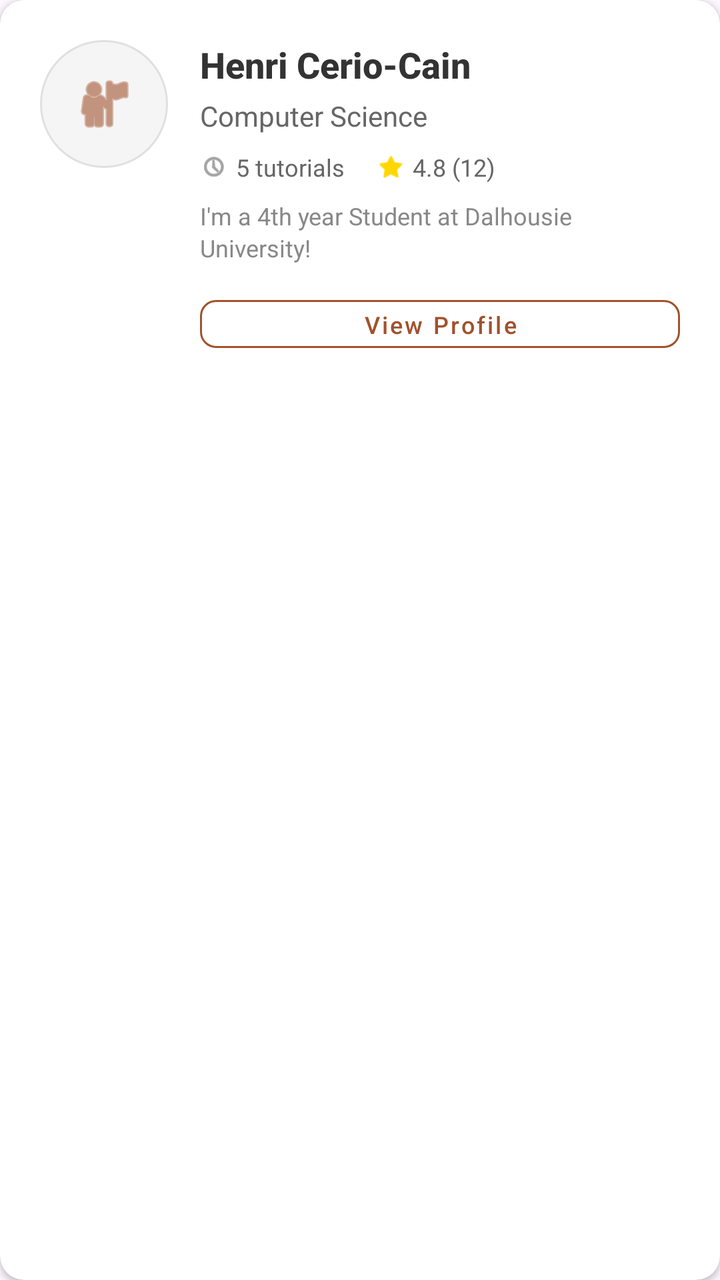
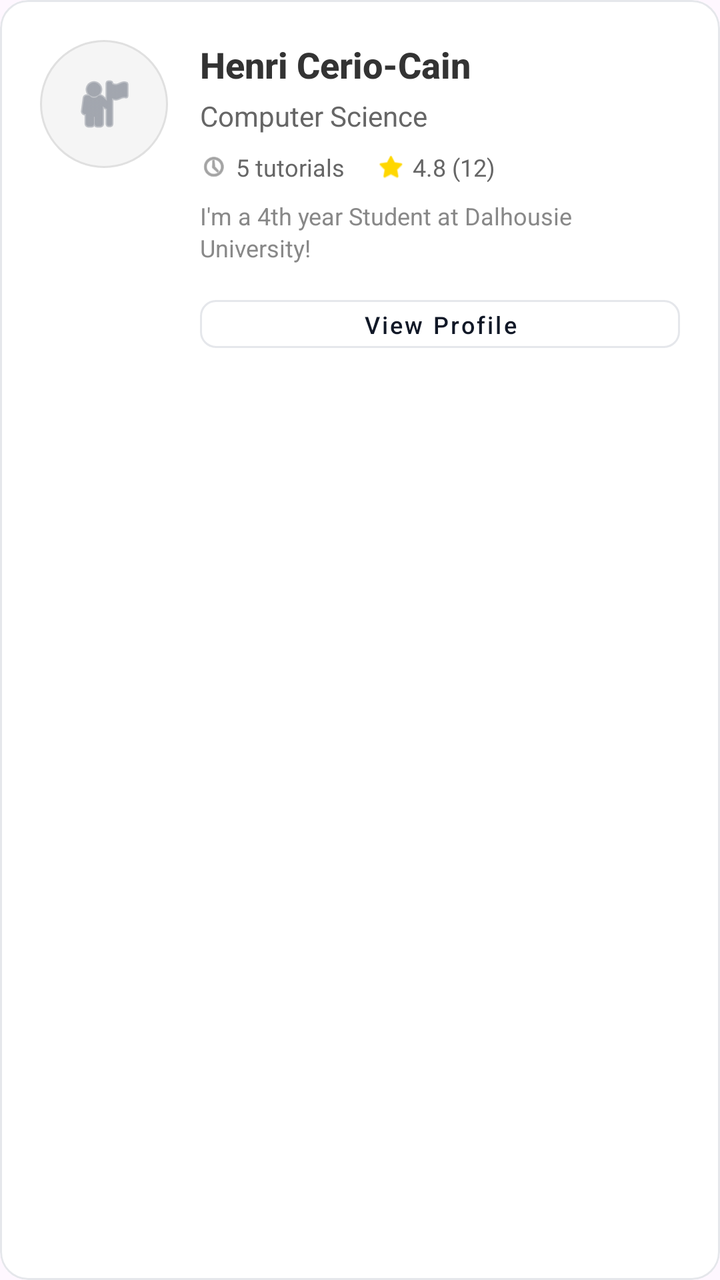

Screens rendered from an Android XML layout before and after an edit, with the pre-edit source and the edit as a unified diff.
<!-- AndroidManifest.xml: application theme Theme.Csci3130Group1 -->
<!-- res/layout/item_tutor_search.xml -->
<?xml version="1.0" encoding="utf-8"?>
<androidx.cardview.widget.CardView xmlns:android="http://schemas.android.com/apk/res/android"
    xmlns:app="http://schemas.android.com/apk/res-auto"
    android:layout_width="match_parent"
    android:layout_height="wrap_content"
    android:layout_marginBottom="16dp"
    app:cardCornerRadius="12dp"
    app:cardElevation="2dp"
    app:cardBackgroundColor="#FFFFFF">

    <LinearLayout
        android:layout_width="match_parent"
        android:layout_height="wrap_content"
        android:orientation="horizontal"
        android:padding="20dp">

        
        <ImageView
            android:id="@+id/tutorProfilePicture"
            android:layout_width="64dp"
            android:layout_height="64dp"
            android:src="@android:drawable/ic_menu_myplaces"
            app:tint="#A0522D"
            android:background="@drawable/circle_background"
            android:padding="16dp"
            android:layout_marginEnd="16dp"/>

        
        <LinearLayout
            android:layout_width="0dp"
            android:layout_height="wrap_content"
            android:layout_weight="1"
            android:orientation="vertical">

            
            <TextView
                android:id="@+id/tutorName"
                android:layout_width="wrap_content"
                android:layout_height="wrap_content"
                android:text="Henri Cerio-Cain"
                android:textSize="18sp"
                android:textStyle="bold"
                android:textColor="#333333"
                android:fontFamily="sans-serif-medium"
                android:layout_marginBottom="4dp"/>

            
            <TextView
                android:id="@+id/tutorDegree"
                android:layout_width="wrap_content"
                android:layout_height="wrap_content"
                android:text="Computer Science"
                android:textSize="14sp"
                android:textColor="#666666"
                android:layout_marginBottom="8dp"/>

            
            <LinearLayout
                android:layout_width="match_parent"
                android:layout_height="wrap_content"
                android:orientation="horizontal"
                android:layout_marginBottom="8dp">

                
                <LinearLayout
                    android:layout_width="wrap_content"
                    android:layout_height="wrap_content"
                    android:orientation="horizontal"
                    android:gravity="center_vertical"
                    android:layout_marginEnd="16dp">

                    <ImageView
                        android:layout_width="14dp"
                        android:layout_height="14dp"
                        android:src="@android:drawable/ic_menu_recent_history"
                        app:tint="#666666"/>

                    <TextView
                        android:id="@+id/tutorialCount"
                        android:layout_width="wrap_content"
                        android:layout_height="wrap_content"
                        android:text="5 tutorials"
                        android:textSize="12sp"
                        android:textColor="#666666"
                        android:layout_marginStart="4dp"/>
                </LinearLayout>

                
                <LinearLayout
                    android:id="@+id/ratingContainer"
                    android:layout_width="wrap_content"
                    android:layout_height="wrap_content"
                    android:orientation="horizontal"
                    android:gravity="center_vertical"
                    android:visibility="visible">

                    <ImageView
                        android:layout_width="14dp"
                        android:layout_height="14dp"
                        android:src="@android:drawable/btn_star_big_on"
                        app:tint="#FFD700"/>

                    <TextView
                        android:id="@+id/tutorRating"
                        android:layout_width="wrap_content"
                        android:layout_height="wrap_content"
                        android:text="4.8 (12)"
                        android:textSize="12sp"
                        android:textColor="#666666"
                        android:layout_marginStart="4dp"/>
                </LinearLayout>
            </LinearLayout>

            
            <TextView
                android:id="@+id/tutorDescription"
                android:layout_width="match_parent"
                android:layout_height="wrap_content"
                android:text="I'm a 4th year Student at Dalhousie University!"
                android:textSize="12sp"
                android:textColor="#888888"
                android:maxLines="2"
                android:ellipsize="end"
                android:lineSpacingExtra="2dp"
                android:layout_marginBottom="12dp"/>

            
            <Button
                android:id="@+id/viewProfileButton"
                style="@style/Widget.MaterialComponents.Button.OutlinedButton"
                android:layout_width="match_parent"
                android:layout_height="36dp"
                android:text="View Profile"
                android:textAllCaps="false"
                android:textColor="#A0522D"
                android:textSize="12sp"
                android:fontFamily="sans-serif-medium"
                app:strokeColor="#A0522D"
                app:cornerRadius="8dp"/>
        </LinearLayout>
    </LinearLayout>
</androidx.cardview.widget.CardView>
<!-- resources referenced by this layout -->
<resources>
  <!-- drawable circle_background (drawable) -->
  <?xml version="1.0" encoding="utf-8"?>
  <shape xmlns:android="http://schemas.android.com/apk/res/android"
      android:shape="oval">
      <solid android:color="#F5F5F5" />
      <stroke
          android:width="1dp"
          android:color="#E0E0E0" />
  </shape>
  <style name="Theme.Csci3130Group1" parent="Base.Theme.Csci3130Group1" />
  <style name="Base.Theme.Csci3130Group1" parent="Theme.Material3.DayNight.NoActionBar">
          
          <item name="colorPrimary">#111827</item>
          <item name="colorOnPrimary">#FFFFFF</item>
          <item name="colorSecondary">#6B7280</item>
          <item name="colorOnSecondary">#FFFFFF</item>
          
          <item name="colorPrimaryContainer">#F3F4F6</item>
          <item name="colorOnPrimaryContainer">#111827</item>
          <item name="colorSecondaryContainer">#F3F4F6</item>
          <item name="colorOnSecondaryContainer">#111827</item>
          <item name="colorTertiary">#9CA3AF</item>
          <item name="colorSurface">#FFFFFF</item>
          <item name="colorOnSurface">#111827</item>
          <item name="colorOutline">#E5E7EB</item>
          <item name="android:navigationBarColor">#FFFFFF</item>
          <item name="android:statusBarColor">#FFFFFF</item>
      </style>
</resources>

<!-- the commit's change to res/layout/item_tutor_search.xml (unified diff, before → after) -->
@@ -1,12 +1,14 @@
 <?xml version="1.0" encoding="utf-8"?>
-<androidx.cardview.widget.CardView xmlns:android="http://schemas.android.com/apk/res/android"
+<com.google.android.material.card.MaterialCardView xmlns:android="http://schemas.android.com/apk/res/android"
     xmlns:app="http://schemas.android.com/apk/res-auto"
     android:layout_width="match_parent"
     android:layout_height="wrap_content"
     android:layout_marginBottom="16dp"
-    app:cardCornerRadius="12dp"
-    app:cardElevation="2dp"
-    app:cardBackgroundColor="#FFFFFF">
+    app:cardCornerRadius="14dp"
+    app:cardElevation="0dp"
+    app:cardBackgroundColor="#FFFFFF"
+    app:strokeColor="#E5E7EB"
+    app:strokeWidth="1dp">
 
     <LinearLayout
         android:layout_width="match_parent"
@@ -20,7 +22,7 @@
             android:layout_width="64dp"
             android:layout_height="64dp"
             android:src="@android:drawable/ic_menu_myplaces"
-            app:tint="#A0522D"
+            app:tint="#6B7280"
             android:background="@drawable/circle_background"
             android:padding="16dp"
             android:layout_marginEnd="16dp"/>
@@ -132,11 +134,11 @@
                 android:layout_height="36dp"
                 android:text="View Profile"
                 android:textAllCaps="false"
-                android:textColor="#A0522D"
+                android:textColor="#111827"
                 android:textSize="12sp"
                 android:fontFamily="sans-serif-medium"
-                app:strokeColor="#A0522D"
+                app:strokeColor="#E5E7EB"
                 app:cornerRadius="8dp"/>
-        </LinearLayout>
     </LinearLayout>
-</androidx.cardview.widget.CardView>
+</LinearLayout>
+</com.google.android.material.card.MaterialCardView>
